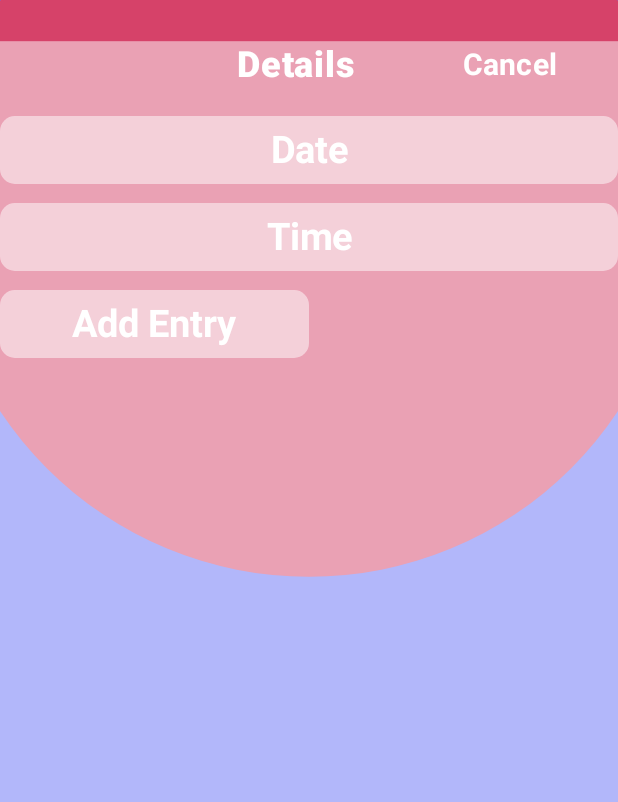
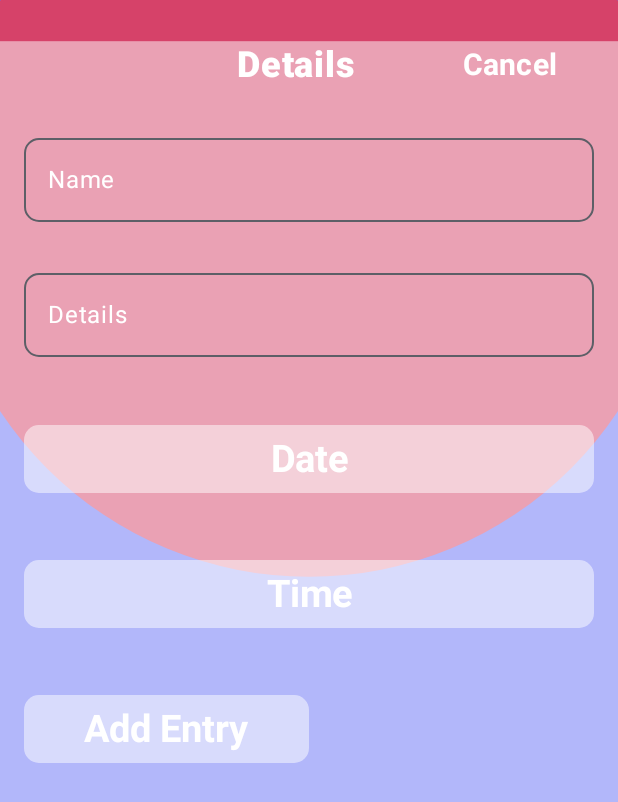
Before and after one commit to JennaRV/BulletJournal, an Android app built with Jetpack Compose: the newEvent screen opened through its navigation route, on a phone screen of 412 x 824 dp. Shown: the top 802 px of the screen. Run offline under Robolectric (Android 15) with nearby library versions, the phone set to English and light mode, and no system bars.

Commit message:
Text Field added to event creation - Juan

```diff
--- a/app/src/main/java/com/example/rocketjournal/view/EventCreation.kt
+++ b/app/src/main/java/com/example/rocketjournal/view/EventCreation.kt
@@ -19,14 +19,18 @@ import androidx.compose.foundation.layout.wrapContentSize
 import androidx.compose.foundation.lazy.LazyColumn
 import androidx.compose.foundation.lazy.items
 import androidx.compose.foundation.shape.RoundedCornerShape
+import androidx.compose.foundation.text.KeyboardOptions
 import androidx.compose.material.icons.Icons
 import androidx.compose.material.icons.filled.ArrowBack
 import androidx.compose.material3.Button
 import androidx.compose.material3.ButtonDefaults
 import androidx.compose.material3.CircularProgressIndicator
+//import androidx.compose.material3.ExposedDropdownMenuDefaults.outlinedTextFieldColors
 import androidx.compose.material3.MaterialTheme
 import androidx.compose.material3.Text
 import androidx.compose.material3.Icon
+import androidx.compose.material3.OutlinedTextField
+//import androidx.compose.material3.TextFieldDefaults.outlinedTextFieldColors
 import androidx.compose.runtime.Composable
 import androidx.compose.runtime.collectAsState
 import androidx.compose.ui.Alignment
@@ -41,6 +45,8 @@ import androidx.compose.ui.graphics.Color
 import androidx.compose.ui.platform.LocalConfiguration
 import androidx.compose.ui.text.TextStyle
 import androidx.compose.ui.text.font.FontWeight
+import androidx.compose.ui.text.input.KeyboardType
+import androidx.compose.ui.text.input.PasswordVisualTransformation
 import androidx.compose.ui.text.style.TextAlign
 import androidx.compose.ui.tooling.preview.Preview
 import androidx.compose.ui.unit.dp
@@ -61,6 +67,8 @@ fun EventCreation(navController: NavController) {
 
         val boxWidth = screenWidth * 0.9f
         val offsetX = screenWidth * 0.05f
+
+
         Column(modifier = Modifier
             .fillMaxSize()
             .drawBehind {
@@ -85,6 +93,10 @@ fun EventCreation(navController: NavController) {
                 // Settings button aligned to the right
                 CancelButton(navController)
             }
+            NameTextField()
+            Spacer(modifier = Modifier.size(10.dp))
+            DetailsTextField()
+            Spacer(modifier = Modifier.size(20.dp))
             DateButton()
             Spacer(modifier = Modifier.size(10.dp))
             TimeButton()
@@ -141,6 +153,48 @@ fun CancelButton(navController: NavController) {
 }
 
 @Composable
+fun NameTextField() {
+    var eventName = ""
+    OutlinedTextField(
+        modifier = Modifier
+            .fillMaxWidth()
+            .padding(horizontal = 16.dp, vertical = 8.dp),
+        value = eventName,
+        onValueChange = { eventName = it },
+        label = {
+            Text(
+                "Name",
+                color = Color.White
+            )
+                },
+        visualTransformation = PasswordVisualTransformation(),
+        keyboardOptions = KeyboardOptions(keyboardType = KeyboardType.Password),
+        shape = RoundedCornerShape(10.dp),
+    )
+}
+
+@Composable
+fun DetailsTextField() {
+    var eventDetail = ""
+    OutlinedTextField(
+        modifier = Modifier
+            .fillMaxWidth()
+            .padding(horizontal = 16.dp, vertical = 8.dp),
+        value = eventDetail,
+        onValueChange = { eventDetail = it },
+        label = {
+            Text(
+                "Details",
+                color = Color.White
+            )
+        },
+        visualTransformation = PasswordVisualTransformation(),
+        keyboardOptions = KeyboardOptions(keyboardType = KeyboardType.Password),
+        shape = RoundedCornerShape(10.dp),
+    )
+}
+
+@Composable
 fun DateButton() {
     Button(
         onClick = { },
@@ -149,7 +203,7 @@ fun DateButton() {
 
         modifier = Modifier
             .background(Color.White.copy(alpha = 0.0f), shape = RoundedCornerShape(10.dp))
-            .padding(0.dp)
+            .padding(16.dp)
             .fillMaxWidth()
 
     ) {
@@ -176,7 +230,7 @@ fun TimeButton() {
 
         modifier = Modifier
             .background(Color.White.copy(alpha = 0.0f), shape = RoundedCornerShape(10.dp))
-            .padding(0.dp)
+            .padding(16.dp)
             .fillMaxWidth()
 
     ) {
@@ -203,7 +257,7 @@ fun AddEntryButton() {
 
         modifier = Modifier
             .background(Color.White.copy(alpha = 0.0f), shape = RoundedCornerShape(10.dp))
-            .padding(0.dp)
+            .padding(16.dp)
             .fillMaxWidth(0.5f)
 
     ) {
@@ -220,132 +274,3 @@ fun AddEntryButton() {
         )
     }
 }
-
-//    val primaryColor = Color(0xFF606BD1)
-//    val secondaryColor = Color(0xFFBA355D)
-//    Column(modifier = Modifier
-//            .background(primaryColor)
-//            .fillMaxSize()
-//            .drawBehind {
-//                drawCircle(
-//                        color = secondaryColor,
-//                        radius = 700f,
-//                        center = Offset(size.width / 2, size.height / 6)
-//                )
-//                drawRect(
-//                        color = Color.White.copy(alpha = 0.5f),
-//                        topLeft = Offset(0f, size.height/30),
-//
-//                )
-//            }
-//    ) {
-//        Column (
-//                modifier = Modifier
-//                        .fillMaxSize()
-//        ) {
-//            Row(
-//                    modifier = Modifier
-//                            .padding(35.dp)
-//            ) {
-//                Text(
-//                        "Details",
-//                        modifier = Modifier
-//                                .fillMaxWidth(),
-//                        //fontWeight = FontWeight.Bold,
-//                        style = TextStyle(
-//                                color = Color.White,
-//                                fontSize = 25.sp,
-//                                textAlign = TextAlign.Center
-//                        )
-//                )
-//
-//            }
-//            Row(
-//                    modifier = Modifier
-//                            .padding(16.dp),
-//
-//                    ) {
-//                Button(
-//                        onClick = { },
-//                        shape = RoundedCornerShape(10.dp),
-//                        colors = ButtonDefaults.buttonColors(Color.White.copy(alpha = 0.5f)),
-//
-//                        modifier = Modifier
-//                                .background(Color.White.copy(alpha = 0.0f), shape = RoundedCornerShape(10.dp))
-//                                .padding(0.dp)
-//                                .fillMaxWidth()
-//
-//                ) {
-//                    Text(
-//                            "Date",
-//                            modifier = Modifier
-//                                    .fillMaxWidth(),
-//                            fontWeight = FontWeight.Bold,
-//                            style = TextStyle(
-//                                    color = Color.White,
-//                                    fontSize = 25.sp,
-//                                    textAlign = TextAlign.Center
-//                            )
-//                    )
-//                }
-//            }
-//            Row(
-//                    modifier = Modifier
-//                            .padding(16.dp),
-//
-//                    ) {
-//                Button(
-//                        onClick = { },
-//                        shape = RoundedCornerShape(10.dp),
-//                        colors = ButtonDefaults.buttonColors(Color.White.copy(alpha = 0.5f)),
-//
-//                        modifier = Modifier
-//                                .background(Color.White.copy(alpha = 0.0f), shape = RoundedCornerShape(10.dp))
-//                                .padding(0.dp)
-//                                .fillMaxWidth()
-//
-//                ) {
-//                    Text(
-//                            "Time",
-//                            modifier = Modifier
-//                                    .fillMaxWidth(),
-//                            fontWeight = FontWeight.Bold,
-//                            style = TextStyle(
-//                                    color = Color.White,
-//                                    fontSize = 25.sp,
-//                                    textAlign = TextAlign.Center
-//                            )
-//                    )
-//                }
-//            }
-//            Row(
-//                    modifier = Modifier
-//                            .padding(16.dp),
-//
-//                    ) {
-//                Button(
-//                        onClick = { },
-//                        shape = RoundedCornerShape(10.dp),
-//                        colors = ButtonDefaults.buttonColors(Color.White.copy(alpha = 0.5f)),
-//
-//                        modifier = Modifier
-//                                .background(Color.White.copy(alpha = 0.0f), shape = RoundedCornerShape(10.dp))
-//                                .padding(0.dp)
-//                                .fillMaxWidth(0.5f)
-//
-//                ) {
-//                    Text(
-//                            "Add Entry",
-//                            modifier = Modifier
-//                                    .fillMaxWidth(),
-//                            fontWeight = FontWeight.Bold,
-//                            style = TextStyle(
-//                                    color = Color.White,
-//                                    fontSize = 25.sp,
-//                                    textAlign = TextAlign.Center
-//                            )
-//                    )
-//                }
-//            }
-//        }
-//    }
```
